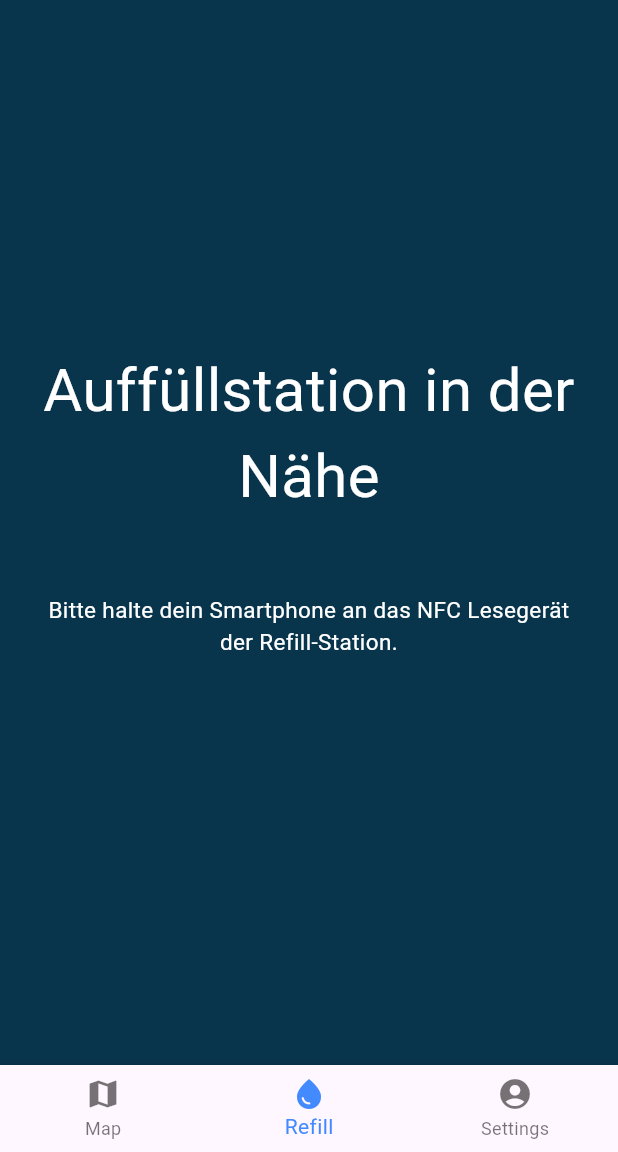
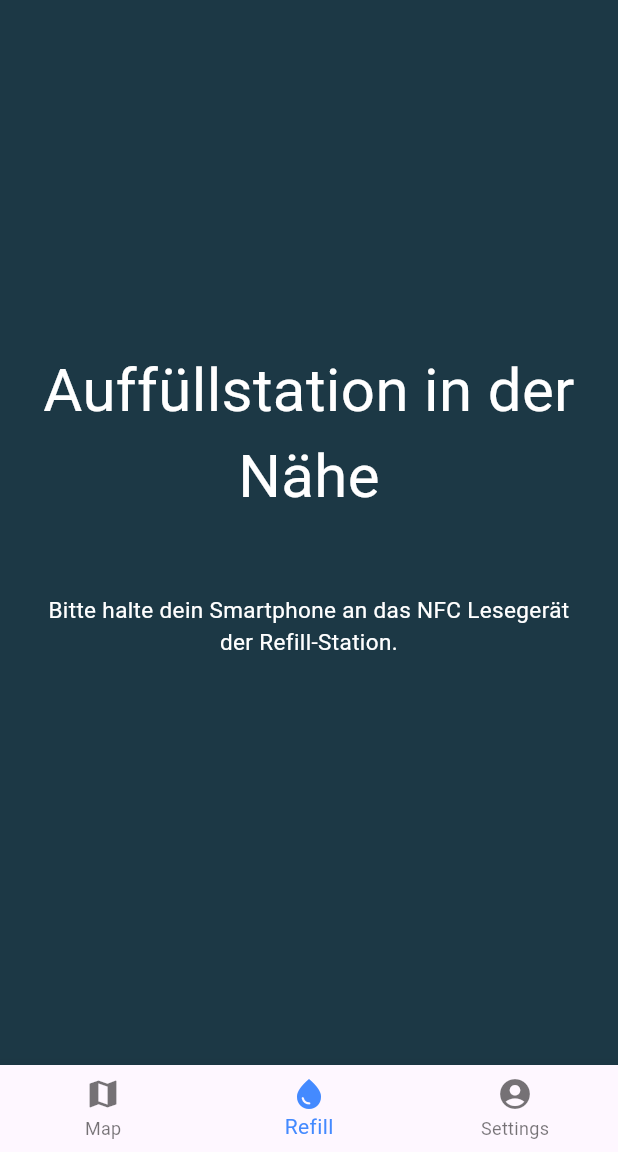
Before and after one commit to PoseidonPSE2/app, a Flutter app: the screen it shows after launch, item 2 of the bottom bar chosen, on a phone screen of 412 x 824 dp, the part 84-1236 px from its top. Run offline on Flutter 3.47's test engine with Material 3 defaults, Android fonts, the phone set to English and light mode, and no system bars; our stand-ins replace flutter_map, latlong2; missing offline and left inert: nfc_manager.

Commit message:
changed background color, deleted useless container

```diff
--- a/lib/ui/station.dart
+++ b/lib/ui/station.dart
@@ -76,7 +76,7 @@ class _RefillScreenState extends State<RefillScreen> {
   Widget build(BuildContext context) {
     return Scaffold(
       key: navigatorKey,
-      backgroundColor: const Color.fromRGBO(8, 52, 76, 1),
+      backgroundColor: const Color(0xff1c3845),
       body: const Center(
         child: Column(
           mainAxisAlignment: MainAxisAlignment.center,
```
Also changed, not shown: lib/ui/screens/settings.dart (+3 -7 lines).
